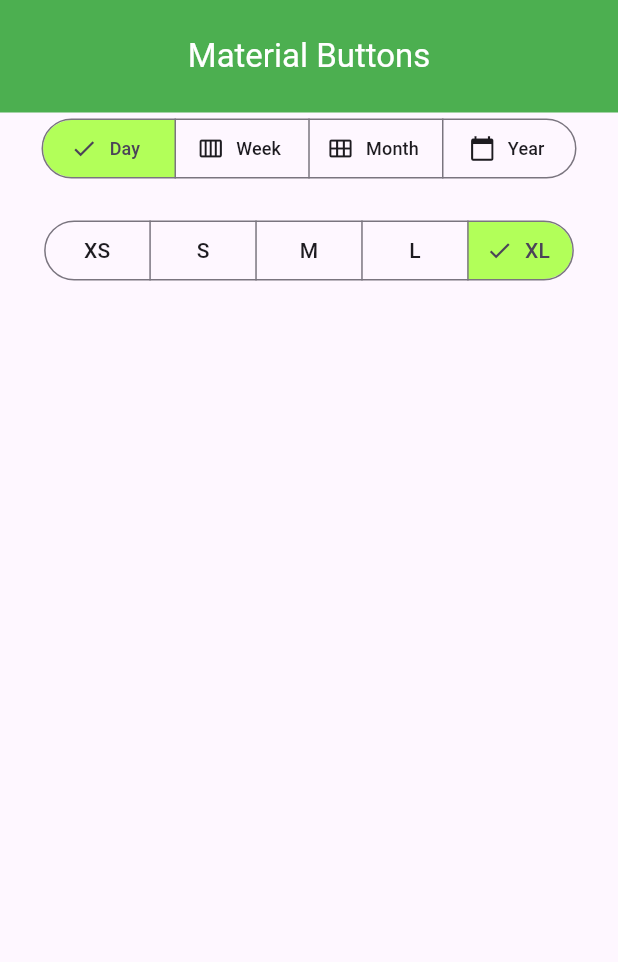
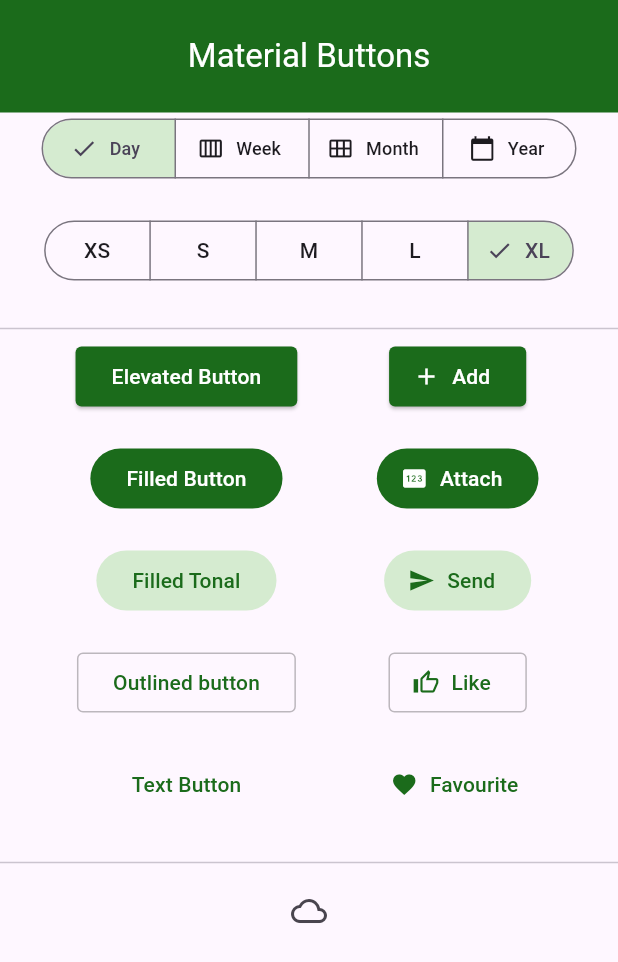
Before and after one commit to triyog-shrestha/flutter-buttons-assignment, a Flutter app: the screen it shows after launch, on a phone screen of 412 x 824 dp. Shown: the top 962 px of the screen. Run offline on Flutter 3.47's test engine with Material 3 defaults, Android fonts, the phone set to English and light mode, and no system bars.

Commit message:
icons row and columns

```diff
--- a/lib/buttons.dart
+++ b/lib/buttons.dart
@@ -20,6 +20,9 @@ class Buttons extends StatefulWidget {
 
 
 class ButtonsState extends State<Buttons> {
+  static const Color lightGreen = Color(0xFFD5EBD0);
+  static const Color green = Color(0xFF1B6B1B);
+
   Set<Button> selected1 = {Button.day};
   Set<Size> selected2 = {Size.xl};
   @override
@@ -29,7 +32,7 @@ class ButtonsState extends State<Buttons> {
         title: const Text("Material Buttons"),
         toolbarHeight: 75,
         centerTitle: true,
-        backgroundColor: Colors.green,
+        backgroundColor: green,
         foregroundColor: Colors.white,
       ),
       body: SafeArea(child: SingleChildScrollView(
@@ -38,7 +41,7 @@ class ButtonsState extends State<Buttons> {
             children: [
               SegmentedButton<Button>(
                 style: SegmentedButton.styleFrom(
-                  selectedBackgroundColor: Colors.lightGreenAccent,
+                  selectedBackgroundColor: lightGreen,
                 ),
                 segments: const[
                 ButtonSegment(value: Button.day, label: Text("Day", style: TextStyle(fontSize: 12)), icon: Icon(Icons.calendar_view_day)),
@@ -55,7 +58,7 @@ class ButtonsState extends State<Buttons> {
 
               SegmentedButton<Size>(
                   style: SegmentedButton.styleFrom(
-                    selectedBackgroundColor: Colors.lightGreenAccent,
+                    selectedBackgroundColor: lightGreen,
                   ),
                   multiSelectionEnabled: true,
                   emptySelectionAllowed: true,
@@ -70,7 +73,129 @@ class ButtonsState extends State<Buttons> {
                 onSelectionChanged: (newSelection){
                   setState(() => selected2 = newSelection);
               }),
+
+              const SizedBox(height: 20,),
+              const Divider(),
+
+              Row(
+                mainAxisAlignment: MainAxisAlignment.spaceEvenly,
+                crossAxisAlignment: CrossAxisAlignment.center,
+                children: [
+                  Column(
+                    spacing: 20,
+                    children: [
+                      ElevatedButton(
+                        onPressed: (){},
+                        style: ElevatedButton.styleFrom(
+                          backgroundColor: green,
+                          foregroundColor: Colors.white,
+                          shape: RoundedRectangleBorder(
+                            borderRadius: BorderRadius.circular(4),
+                          ),
+                        ),
+                        child: const Text("Elevated Button")
+                      ),
+                      FilledButton(onPressed: (){},
+                          style: FilledButton.styleFrom(
+                            backgroundColor: green,
+                            foregroundColor: Colors.white,
+                          ),
+                          child: Text("Filled Button")
+                      ),
+                      FilledButton.tonal(onPressed: (){},
+                      style: FilledButton.styleFrom(
+                        backgroundColor: lightGreen,
+                        foregroundColor: green,
+                      ),
+                          child: Text("Filled Tonal")
+                      ),
+                      OutlinedButton(onPressed: (){},
+                          style: OutlinedButton.styleFrom(
+                            foregroundColor: green,
+                            side: BorderSide(color: Colors.black26),
+                            shape: RoundedRectangleBorder(
+                              borderRadius: BorderRadius.circular(4)
+                            )
+                          ),
+                          child: Text("Outlined button")
+                      ),
+                      TextButton(onPressed: (){},
+                          style: TextButton.styleFrom(
+                            foregroundColor: green,
+                            shape: RoundedRectangleBorder(
+                              borderRadius: BorderRadius.circular(4)
+                            )
+                          ),
+                          child: Text("Text Button")
+                      ),
+                    ],
+                  ),
+                  Column(
+                    spacing: 20,
+                    children: [
+                      ElevatedButton.icon(onPressed: (){},
+                        label: Text("Add"),
+                        icon: Icon(Icons.add),
+                        style: ElevatedButton.styleFrom(
+                          backgroundColor: green,
+                          foregroundColor: Colors.white,
+                          shape: RoundedRectangleBorder(
+                            borderRadius: BorderRadius.circular(4)
+                          )
+                        )
+                      ),
+                      FilledButton.icon(onPressed: (){},
+                        label: Text("Attach"),
+                        icon: Icon(Icons.pin),
+                        style: FilledButton.styleFrom(
+                          backgroundColor: green,
+                          foregroundColor: Colors.white,
+                        )
+                      ),
+                      FilledButton.icon(onPressed: (){},
+                        label: Text("Send"),
+                        icon: Icon(Icons.send),
+                        style: FilledButton.styleFrom(
+                          backgroundColor: lightGreen,
+                          foregroundColor: green,
+                        )
+                      ),
+                      OutlinedButton.icon(onPressed: (){},
+                        label: Text("Like"),
+                        icon: Icon(Icons.thumb_up_outlined),
+                        style: OutlinedButton.styleFrom(
+                          side: BorderSide(color: Colors.black26),
+                          foregroundColor: green,
+                          shape: RoundedRectangleBorder(
+                            borderRadius: BorderRadius.circular(4)
+                          )
+                        )
+                      ),
+                      TextButton.icon(onPressed: (){},
+                          label: Text("Favourite"),
+                        icon: Icon(Icons.favorite),
+                        style: TextButton.styleFrom(
+                          foregroundColor: green,
+                        )
+                      )
+                    ],
+                  )
+                ],
+              ),
+              const SizedBox(height: 20,),
+              const Divider(),
+
+              Row(
+                mainAxisAlignment: MainAxisAlignment.spaceEvenly,
+                crossAxisAlignment: CrossAxisAlignment.center,
+                children: [
+                  IconButton(onPressed: (){},
+                    icon: Icon(Icons.cloud_outlined),
+                  )
+                ],
+              ),
             ],
+
           ),
         ),
       )
```
